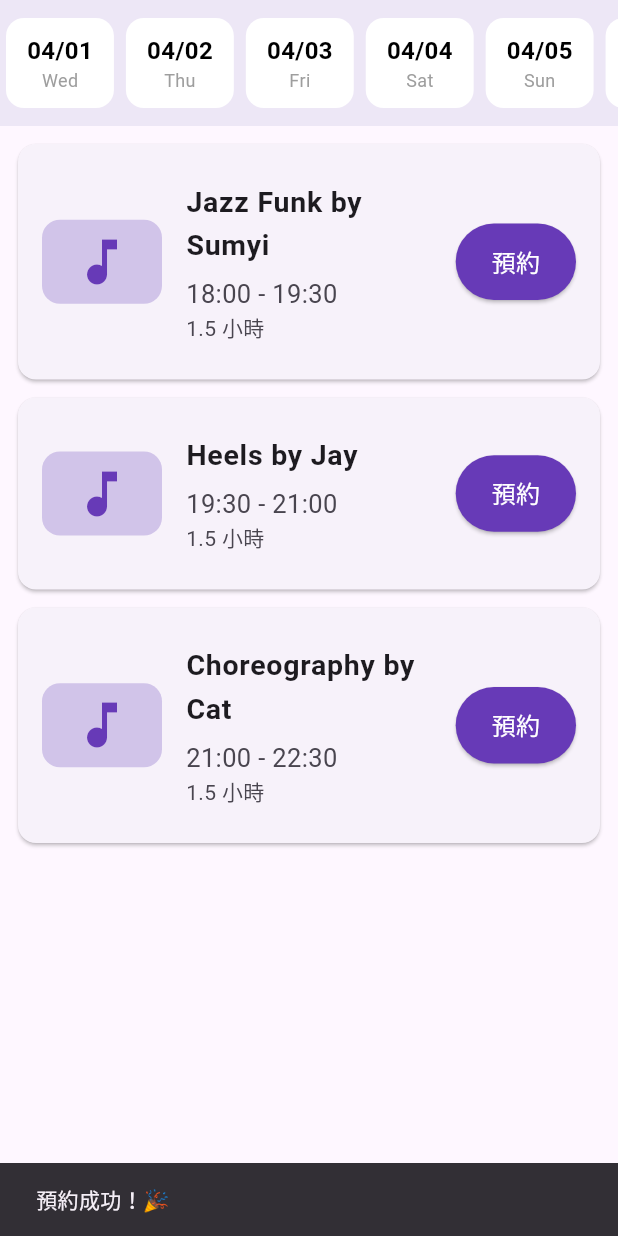
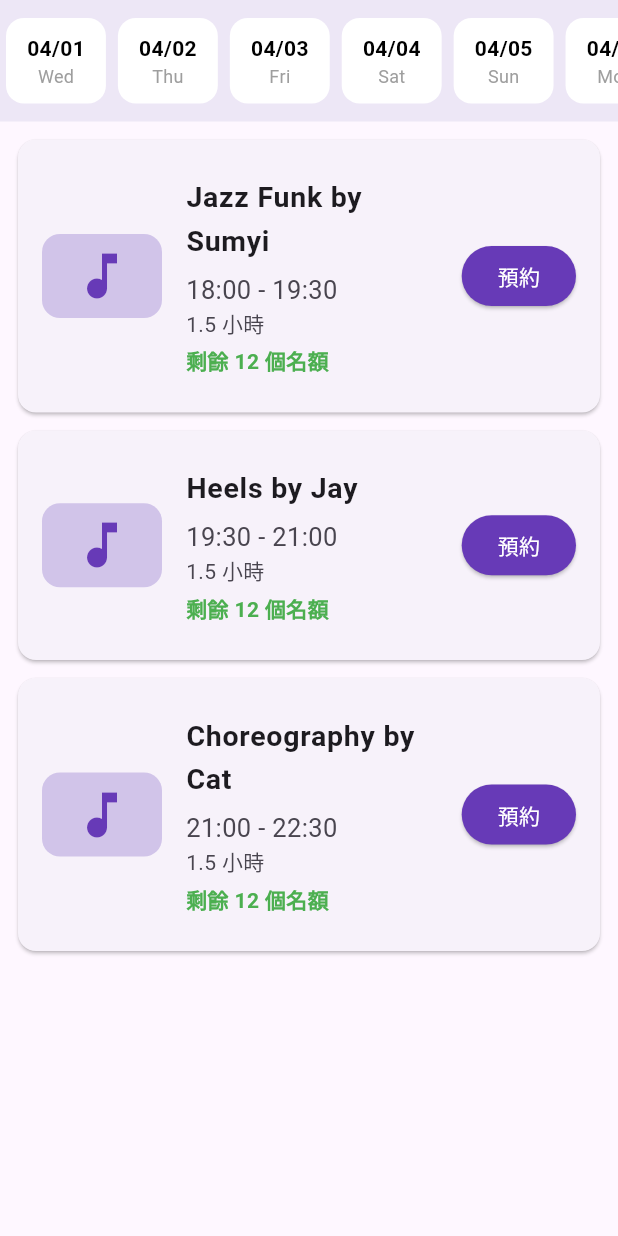
Before and after one commit to lokyu0430/dance-class-booking, a Flutter app: the ClassesPage widget shown alone on an empty page, opened directly with empty values, after a tap on "預約", on a phone screen of 412 x 824 dp. Run offline on Flutter 3.47's test engine with Material 3 defaults, Android fonts, the phone set to English and light mode, and no system bars; our stand-ins replace shared_preferences; accounts and stored records are empty.

Commit message:
First commit - Dance Class Booking System

```diff
--- a/lib/main.dart
+++ b/lib/main.dart
@@ -8,7 +8,6 @@ void main() {
 
 class MyApp extends StatefulWidget {
   const MyApp({super.key});
-
   @override
   State<MyApp> createState() => _MyAppState();
 }
@@ -41,13 +40,45 @@ class MainScreen extends StatefulWidget {
 
 class _MainScreenState extends State<MainScreen> {
   int _currentIndex = 0;
-  List<Map<String, String>> myBookings = [];
+  List<Map<String, String>> myBookings = [];   // 使用 String 類型，避免類型錯誤
   DateTime selectedDate = DateTime(2026, 4, 1);
+
+  final Map<String, int> remainingSpots = {};
+  final int maxStudents = 12;
 
   @override
   void initState() {
     super.initState();
+    _initSpots();
     _loadBookings();
+  }
+
+  void _initSpots() {
+    remainingSpots.clear();
+    for (int i = 0; i < 30; i++) {
+      final date = DateTime(2026, 4, 1).add(Duration(days: i));
+      final dateStr = DateFormat('yyyy-MM-dd').format(date);
+      for (var dayClasses in weeklySchedule.values) {
+        for (var cls in dayClasses) {
+          for (String time in ['18:00 - 19:30', '19:30 - 21:00', '21:00 - 22:30']) {
+            final key = "$dateStr|$time|${cls['tutor']}";
+            remainingSpots[key] = maxStudents;
+          }
+        }
+      }
+    }
+  }
+
+  Map<int, List<Map<String, String>>> get weeklySchedule {
+    return {
+      1: [{'style': 'Jazz Funk', 'tutor': 'Sumyi'}, {'style': 'Heels', 'tutor': 'Jay'}, {'style': 'Choreography', 'tutor': 'Cat'}],
+      2: [{'style': 'Hip Hop', 'tutor': 'Haylie'}, {'style': 'Jazz Funk', 'tutor': 'Sumyi'}, {'style': 'Girls Hip Hop', 'tutor': 'Eunis'}],
+      3: [{'style': 'Heels', 'tutor': 'Jay'}, {'style': 'Choreography', 'tutor': 'Cat'}, {'style': 'Hip Hop', 'tutor': 'Haylie'}],
+      4: [{'style': 'Jazz Funk', 'tutor': 'Sumyi'}, {'style': 'Girls Hip Hop', 'tutor': 'Eunis'}, {'style': 'Heels', 'tutor': 'Jay'}],
+      5: [{'style': 'Choreography', 'tutor': 'Cat'}, {'style': 'Hip Hop', 'tutor': 'Haylie'}, {'style': 'Jazz Funk', 'tutor': 'Sumyi'}],
+      6: [{'style': 'Girls Hip Hop', 'tutor': 'Eunis'}, {'style': 'Choreography', 'tutor': 'Cat'}, {'style': 'Heels', 'tutor': 'Jay'}],
+      7: [{'style': 'Hip Hop', 'tutor': 'Haylie'}, {'style': 'Girls Hip Hop', 'tutor': 'Eunis'}, {'style': 'Choreography', 'tutor': 'Cat'}],
+    };
   }
 
   Future<void> _loadBookings() async {
@@ -56,26 +87,73 @@ class _MainScreenState extends State<MainScreen> {
     setState(() {
       myBookings = saved.map((e) {
         final parts = e.split('|');
-        return {'class': parts[0], 'time': parts[1], 'tutor': parts[2]};
+        return {
+          'class': parts[0],
+          'time': parts[1],
+          'tutor': parts[2],
+          'date': parts.length > 3 ? parts[3] : '',
+        };
       }).toList();
     });
   }
 
   Future<void> _saveBookings() async {
     final prefs = await SharedPreferences.getInstance();
-    final list = myBookings.map((b) => '${b['class']}|${b['time']}|${b['tutor']}').toList();
+    final list = myBookings.map((b) =>
+      '${b['class']}|${b['time']}|${b['tutor']}|${b['date']}'
+    ).toList();
     await prefs.setStringList('bookings', list);
   }
 
+  bool canBook(String dateStr, String time, String tutor) {
+    final key = "$dateStr|$time|$tutor";
+    if ((remainingSpots[key] ?? maxStudents) <= 0) return false;
+    return !myBookings.any((b) =>
+      b['date'] == dateStr && b['time'] == time && b['tutor'] == tutor
+    );
+  }
+
   void bookClass(String className, String time, String tutor) {
+    final dateStr = DateFormat('yyyy-MM-dd').format(selectedDate);
+    final key = "$dateStr|$time|$tutor";
+
+    if (!canBook(dateStr, time, tutor)) {
+      ScaffoldMessenger.of(context).showSnackBar(
+        SnackBar(
+          content: Text(widget.isEnglish ? 'You have already booked this class or it is full!' : '你已經預約過這堂課或已額滿！'),
+          backgroundColor: Colors.red,
+        ),
+      );
+      return;
+    }
+
     setState(() {
-      myBookings.add({'class': className, 'time': time, 'tutor': tutor});
+      remainingSpots[key] = (remainingSpots[key] ?? maxStudents) - 1;
+      myBookings.add({
+        'class': className,
+        'time': time,
+        'tutor': tutor,
+        'date': dateStr,
+      });
     });
     _saveBookings();
+
+    ScaffoldMessenger.of(context).showSnackBar(
+      SnackBar(content: Text(widget.isEnglish ? 'Booked successfully! 🎉' : '預約成功！🎉')),
+    );
   }
 
   void cancelBooking(int index) {
-    setState(() => myBookings.removeAt(index));
+    final booking = myBookings[index];
+    final dateStr = booking['date'] ?? '';
+    final time = booking['time']!;
+    final tutor = booking['tutor']!;
+    final key = "$dateStr|$time|$tutor";
+
+    setState(() {
+      remainingSpots[key] = (remainingSpots[key] ?? maxStudents) + 1;
+      myBookings.removeAt(index);
+    });
     _saveBookings();
   }
 
@@ -88,6 +166,8 @@ class _MainScreenState extends State<MainScreen> {
         selectedDate: selectedDate,
         onDateChanged: (newDate) => setState(() => selectedDate = newDate),
         onBook: bookClass,
+        remainingSpots: remainingSpots,
+        canBook: canBook,
       ),
       MyBookingsPage(
         isEnglish: widget.isEnglish,
@@ -104,8 +184,7 @@ class _MainScreenState extends State<MainScreen> {
         actions: [
           TextButton(
             onPressed: widget.toggleLanguage,
-            child: Text(widget.isEnglish ? '中文' : 'English',
-                style: const TextStyle(color: Colors.white, fontSize: 18)),
+            child: Text(widget.isEnglish ? '中文' : 'English', style: const TextStyle(color: Colors.white, fontSize: 18)),
           ),
         ],
       ),
@@ -128,7 +207,6 @@ class _MainScreenState extends State<MainScreen> {
 class HomePage extends StatelessWidget {
   final bool isEnglish;
   const HomePage({super.key, required this.isEnglish});
-
   @override
   Widget build(BuildContext context) {
     return Center(
@@ -144,12 +222,6 @@ class HomePage extends StatelessWidget {
               style: const TextStyle(fontSize: 28, fontWeight: FontWeight.bold),
               textAlign: TextAlign.center,
             ),
-            const SizedBox(height: 15),
-            Text(
-              isEnglish ? 'Book your favorite dance classes easily' : '輕鬆預約你鍾意的舞蹈課堂',
-              style: const TextStyle(fontSize: 18),
-              textAlign: TextAlign.center,
-            ),
           ],
         ),
       ),
@@ -163,6 +235,8 @@ class ClassesPage extends StatelessWidget {
   final DateTime selectedDate;
   final Function(DateTime) onDateChanged;
   final Function(String, String, String) onBook;
+  final Map<String, int> remainingSpots;
+  final Function(String, String, String) canBook;
 
   const ClassesPage({
     super.key,
@@ -170,59 +244,17 @@ class ClassesPage extends StatelessWidget {
     required this.selectedDate,
     required this.onDateChanged,
     required this.onBook,
+    required this.remainingSpots,
+    required this.canBook,
   });
 
-  // 每個星期幾 對應 不同老師 & 課程
-  Map<int, List<Map<String, String>>> get weeklySchedule {
-    return {
-      1: [ // Mon
-        {'style': 'Jazz Funk', 'tutor': 'Sumyi'},
-        {'style': 'Heels', 'tutor': 'Jay'},
-        {'style': 'Choreography', 'tutor': 'Cat'},
-      ],
-      2: [ // Tue
-        {'style': 'Hip Hop', 'tutor': 'Haylie'},
-        {'style': 'Jazz Funk', 'tutor': 'Sumyi'},
-        {'style': 'Girls Hip Hop', 'tutor': 'Eunis'},
-      ],
-      3: [ // Wed
-        {'style': 'Heels', 'tutor': 'Jay'},
-        {'style': 'Choreography', 'tutor': 'Cat'},
-        {'style': 'Hip Hop', 'tutor': 'Haylie'},
-      ],
-      4: [ // Thu
-        {'style': 'Jazz Funk', 'tutor': 'Sumyi'},
-        {'style': 'Girls Hip Hop', 'tutor': 'Eunis'},
-        {'style': 'Heels', 'tutor': 'Jay'},
-      ],
-      5: [ // Fri
-        {'style': 'Choreography', 'tutor': 'Cat'},
-        {'style': 'Hip Hop', 'tutor': 'Haylie'},
-        {'style': 'Jazz Funk', 'tutor': 'Sumyi'},
-      ],
-      6: [ // Sat
-        {'style': 'Girls Hip Hop', 'tutor': 'Eunis'},
-        {'style': 'Choreography', 'tutor': 'Cat'},
-        {'style': 'Heels', 'tutor': 'Jay'},
-      ],
-      7: [ // Sun
-        {'style': 'Hip Hop', 'tutor': 'Haylie'},
-        {'style': 'Girls Hip Hop', 'tutor': 'Eunis'},
-        {'style': 'Choreography', 'tutor': 'Cat'},
-      ],
-    };
-  }
-
-  final List<String> timeSlots = const [
-    '18:00 - 19:30',
-    '19:30 - 21:00',
-    '21:00 - 22:30',
-  ];
+  final List<String> timeSlots = const ['18:00 - 19:30', '19:30 - 21:00', '21:00 - 22:30'];
 
   @override
   Widget build(BuildContext context) {
-    int weekday = selectedDate.weekday; // 1=Mon, 7=Sun
-    final classesToday = weeklySchedule[weekday] ?? [];
+    final weekday = selectedDate.weekday;
+    final classesToday = _MainScreenState().weeklySchedule[weekday] ?? [];
+    final dateStr = DateFormat('yyyy-MM-dd').format(selectedDate);
 
     return Column(
       children: [
@@ -247,21 +279,8 @@ class ClassesPage extends StatelessWidget {
                     ),
                     child: Column(
                       children: [
-                        Text(
-                          DateFormat('MM/dd').format(date),
-                          style: TextStyle(
-                            color: isSelected ? Colors.white : Colors.black,
-                            fontWeight: FontWeight.bold,
-                            fontSize: 16,
-                          ),
-                        ),
-                        Text(
-                          DateFormat('E').format(date),
-                          style: TextStyle(
-                            color: isSelected ? Colors.white : Colors.grey,
-                            fontSize: 12,
-                          ),
-                        ),
+                        Text(DateFormat('MM/dd').format(date), style: TextStyle(color: isSelected ? Colors.white : Colors.black, fontWeight: FontWeight.bold)),
+                        Text(DateFormat('E').format(date), style: TextStyle(color: isSelected ? Colors.white : Colors.grey, fontSize: 12)),
                       ],
                     ),
                   ),
@@ -277,8 +296,13 @@ class ClassesPage extends StatelessWidget {
             itemCount: classesToday.length,
             itemBuilder: (context, slotIndex) {
               final time = timeSlots[slotIndex];
-              final className = '${classesToday[slotIndex]['style']} by ${classesToday[slotIndex]['tutor']}';
+              final style = classesToday[slotIndex]['style']!;
               final tutor = classesToday[slotIndex]['tutor']!;
+              final className = '$style by $tutor';
+
+              final key = "$dateStr|$time|$tutor";
+              final spotsLeft = remainingSpots[key] ?? 12;
+              final isFull = spotsLeft <= 0;
 
               return Card(
                 margin: const EdgeInsets.only(bottom: 12),
@@ -287,43 +311,30 @@ class ClassesPage extends StatelessWidget {
                   leading: Container(
                     width: 80,
                     height: 80,
-                    decoration: BoxDecoration(
-                      color: Colors.deepPurple.shade100,
-                      borderRadius: BorderRadius.circular(12),
-                    ),
+                    decoration: BoxDecoration(color: Colors.deepPurple.shade100, borderRadius: BorderRadius.circular(12)),
                     child: const Icon(Icons.music_note, size: 40, color: Colors.deepPurple),
                   ),
-                  title: Text(
-                    className,
-                    style: const TextStyle(fontSize: 19, fontWeight: FontWeight.bold),
-                  ),
+                  title: Text(className, style: const TextStyle(fontSize: 19, fontWeight: FontWeight.bold)),
                   subtitle: Column(
                     crossAxisAlignment: CrossAxisAlignment.start,
                     children: [
                       const SizedBox(height: 6),
                       Text(time, style: const TextStyle(fontSize: 17)),
                       Text(isEnglish ? '1.5 hours' : '1.5 小時'),
+                      const SizedBox(height: 4),
+                      Text(
+                        isFull ? (isEnglish ? 'Sold Out' : '已額滿') : (isEnglish ? '$spotsLeft spots left' : '剩餘 $spotsLeft 個名額'),
+                        style: TextStyle(color: isFull ? Colors.red : Colors.green, fontWeight: FontWeight.bold),
+                      ),
                     ],
                   ),
-                  trailing: ElevatedButton(
-                    style: ElevatedButton.styleFrom(
-                      backgroundColor: Colors.deepPurple,
-                      padding: const EdgeInsets.symmetric(horizontal: 24, vertical: 14),
-                    ),
-                    // 按鈕文字變白色 → 看得清楚
-                    child: Text(
-                      isEnglish ? 'Book' : '預約',
-                      style: const TextStyle(color: Colors.white, fontSize: 16),
-                    ),
-                    onPressed: () {
-                      onBook(className, time, tutor);
-                      ScaffoldMessenger.of(context).showSnackBar(
-                        SnackBar(
-                          content: Text(isEnglish ? 'Booked successfully! 🎉' : '預約成功！🎉'),
-                        ),
-                      );
-                    },
-                  ),
+                  trailing: isFull
+                    ? const Text('已額滿', style: TextStyle(color: Colors.red, fontWeight: FontWeight.bold))
+                    : ElevatedButton(
+                        style: ElevatedButton.styleFrom(backgroundColor: Colors.deepPurple),
+                        child: Text(isEnglish ? 'Book' : '預約', style: const TextStyle(color: Colors.white)),
+                        onPressed: () => onBook(className, time, tutor),
+                      ),
                 ),
               );
             },
@@ -337,7 +348,7 @@ class ClassesPage extends StatelessWidget {
 // ==================== 我的預約 ====================
 class MyBookingsPage extends StatelessWidget {
   final bool isEnglish;
-  final List<Map<String, String>> bookings;
+  final List<Map<String, dynamic>> bookings;
   final Function(int) onCancel;
 
   const MyBookingsPage({
@@ -366,8 +377,8 @@ class MyBookingsPage extends StatelessWidget {
         final b = bookings[index];
         return Card(
           child: ListTile(
-            title: Text(b['class']!),
-            subtitle: Text('${b['time']!} • ${b['tutor']!}'),
+            title: Text(b['class'] ?? ''),
+            subtitle: Text('${b['date']} • ${b['time']} • ${b['tutor']}'),
             trailing: IconButton(
               icon: const Icon(Icons.delete, color: Colors.red),
               onPressed: () => onCancel(index),
```
